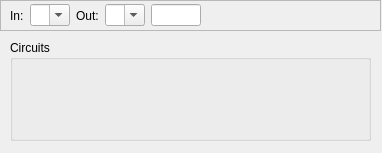
The window that lightapp/ui/QDesigner/SlotWidget.ui (raphigaziano/lightapp) describes before a commit, drawn with Qt 5.
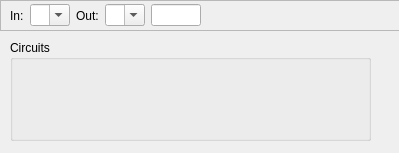
The same window after the commit.

Commit message: basic slot save & load

```diff
--- a/lightapp/ui/QDesigner/SlotWidget.ui
+++ b/lightapp/ui/QDesigner/SlotWidget.ui
@@ -6,7 +6,7 @@
    <rect>
     <x>0</x>
     <y>0</y>
-    <width>382</width>
+    <width>399</width>
     <height>153</height>
    </rect>
   </property>
@@ -18,7 +18,7 @@
   </property>
   <property name="minimumSize">
    <size>
-    <width>0</width>
+    <width>382</width>
     <height>153</height>
    </size>
   </property>
@@ -30,7 +30,7 @@
     <rect>
      <x>0</x>
      <y>0</y>
-     <width>381</width>
+     <width>401</width>
      <height>31</height>
     </rect>
    </property>
```
The commit also changes 9 other files.
